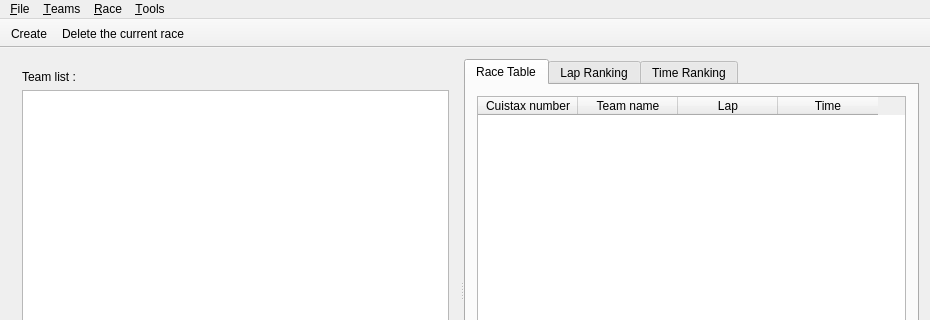
Above: MainWindow.ui from xaviermawet/MagneeCuistax2014 before the change; both pictures show x 0 to 930 and y 0 to 320 of the 930 by 554 pixel window. Below: the same form after it.
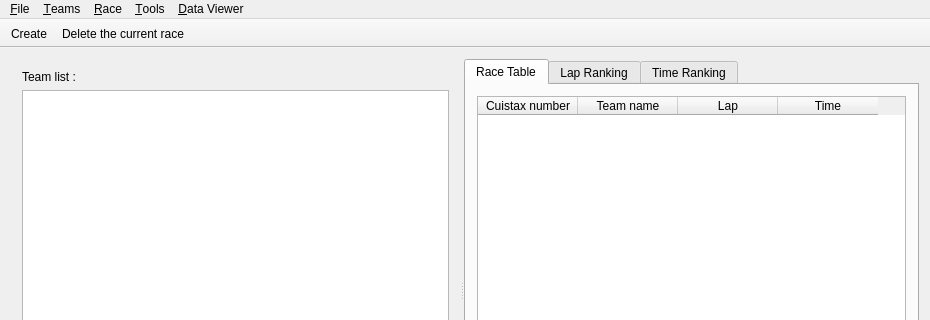
That is the form after the change. Icons and pictures are not drawn. Custom widgets are drawn as their Qt base class.

Commit message: Added menu 'Data Viewer' and 'Open' action

Patch:
```diff
--- a/MainWindow.ui
+++ b/MainWindow.ui
@@ -187,7 +187,7 @@
      <x>0</x>
      <y>0</y>
      <width>930</width>
-     <height>22</height>
+     <height>19</height>
     </rect>
    </property>
    <widget class="QMenu" name="menuFile">
@@ -219,10 +219,17 @@
     </property>
     <addaction name="actionOptions"/>
    </widget>
+   <widget class="QMenu" name="menuDataViewer">
+    <property name="title">
+     <string>&amp;Data Viewer</string>
+    </property>
+    <addaction name="actionOpenDataViewer"/>
+   </widget>
    <addaction name="menuFile"/>
    <addaction name="menuTeams"/>
    <addaction name="menuRace"/>
    <addaction name="menuTools"/>
+   <addaction name="menuDataViewer"/>
   </widget>
   <widget class="QToolBar" name="mainToolBar">
    <property name="movable">
```
Left out of the diff: 11 changed lines with no effect on the pictures. The commit also changes 3 other files.
